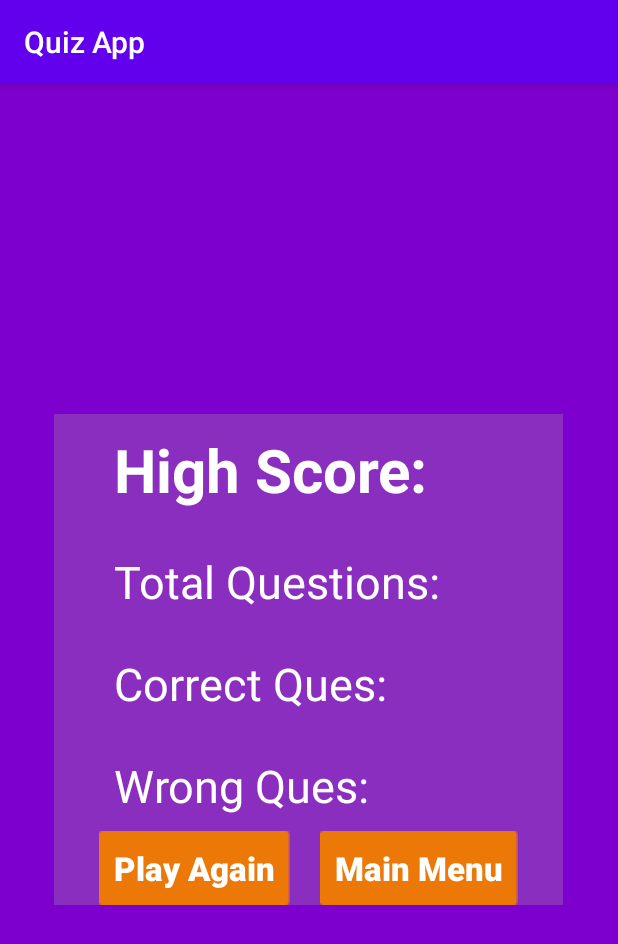
After one commit to temmy222/QuizApp, an Android app: the ResultActivity screen opened directly, with no data from a screen before it, on a phone screen of 412 x 824 dp. The commit adds this screen. Shown: the top 944 px of the screen. Run offline under Robolectric (Android 15) with nearby library versions, the phone set to English and light mode, and no system bars.

Commit message:
Create new activities

```diff
--- a/app/src/main/AndroidManifest.xml
+++ b/app/src/main/AndroidManifest.xml
@@ -9,6 +9,9 @@
         android:roundIcon="@mipmap/ic_launcher_round"
         android:supportsRtl="true"
         android:theme="@style/AppTheme">
+        <activity android:name=".SplashScreen"></activity>
+        <activity android:name=".PlayActivity" />
+        <activity android:name=".ResultActivity" />
         <activity android:name=".QuizActivity">
             <intent-filter>
                 <action android:name="android.intent.action.MAIN" />
--- /dev/null
+++ b/app/src/main/java/com/example/quizapp/PlayActivity.java
@@ -0,0 +1,14 @@
+package com.example.quizapp;
+
+import androidx.appcompat.app.AppCompatActivity;
+
+import android.os.Bundle;
+
+public class PlayActivity extends AppCompatActivity {
+
+    @Override
+    protected void onCreate(Bundle savedInstanceState) {
+        super.onCreate(savedInstanceState);
+        setContentView(R.layout.activity_play);
+    }
+}
--- a/app/src/main/java/com/example/quizapp/QuizActivity.java
+++ b/app/src/main/java/com/example/quizapp/QuizActivity.java
@@ -422,7 +422,9 @@ public class QuizActivity extends AppCompatActivity {
         int minutes = (int) (timeLeftInMillis/1000) / 60;
         int seconds = (int) (timeLeftInMillis/1000) % 60;
 
-        String timeFormatted = String.format(Locale.getDefault(),"&02d:%02d", minutes, seconds);
+       // String timeFormatted = String.format(Locale.getDefault(),"02d:%02d", minutes, seconds);
+
+        String timeFormatted = String.format(Locale.getDefault(),"%02d:%02d", minutes, seconds);
         textViewCountDown.setText(timeFormatted);
 
         if (timeLeftInMillis < 10000){
@@ -514,6 +516,8 @@ public class QuizActivity extends AppCompatActivity {
                 @Override
                 public void run() {
 
+                    // Result Activity
+
                     finalScoreDialog.finalScoreDialog(correctAns, wrongAns, totalSizeofQuiz);
 
                 }
--- /dev/null
+++ b/app/src/main/java/com/example/quizapp/ResultActivity.java
@@ -0,0 +1,32 @@
+package com.example.quizapp;
+
+import androidx.appcompat.app.AppCompatActivity;
+
+import android.os.Bundle;
+import android.widget.Button;
+import android.widget.TextView;
+
+public class ResultActivity extends AppCompatActivity {
+
+    TextView txtHighScore;
+    TextView txtTotalQuestion, txtCorrectQuestion, txtWrongQuestion;
+
+    Button btStartQuiz;
+    Button btMainMenu;
+
+
+    @Override
+    protected void onCreate(Bundle savedInstanceState) {
+        super.onCreate(savedInstanceState);
+        setContentView(R.layout.activity_result);
+
+        btMainMenu = findViewById(R.id.result_bt_mainmenu);
+        btStartQuiz = findViewById(R.id.result_bt_playAgain);
+        txtHighScore = findViewById(R.id.result_text_High_Score);
+        txtTotalQuestion = findViewById(R.id.result_total_Ques);
+        txtCorrectQuestion = findViewById(R.id.result_Correct_Ques);
+        txtWrongQuestion = findViewById(R.id.result_Wrong_Ques);
+
+
+    }
+}
--- /dev/null
+++ b/app/src/main/java/com/example/quizapp/SplashScreen.java
@@ -0,0 +1,14 @@
+package com.example.quizapp;
+
+import androidx.appcompat.app.AppCompatActivity;
+
+import android.os.Bundle;
+
+public class SplashScreen extends AppCompatActivity {
+
+    @Override
+    protected void onCreate(Bundle savedInstanceState) {
+        super.onCreate(savedInstanceState);
+        setContentView(R.layout.activity_splash_screen);
+    }
+}
--- /dev/null
+++ b/app/src/main/res/layout/activity_play.xml
@@ -0,0 +1,9 @@
+<?xml version="1.0" encoding="utf-8"?>
+<androidx.constraintlayout.widget.ConstraintLayout xmlns:android="http://schemas.android.com/apk/res/android"
+    xmlns:app="http://schemas.android.com/apk/res-auto"
+    xmlns:tools="http://schemas.android.com/tools"
+    android:layout_width="match_parent"
+    android:layout_height="match_parent"
+    tools:context=".PlayActivity">
+
+</androidx.constraintlayout.widget.ConstraintLayout>
--- /dev/null
+++ b/app/src/main/res/layout/activity_result.xml
@@ -0,0 +1,110 @@
+<?xml version="1.0" encoding="utf-8"?>
+<LinearLayout
+    xmlns:android="http://schemas.android.com/apk/res/android"
+    xmlns:tools="http://schemas.android.com/tools"
+    android:layout_width="match_parent"
+    android:layout_height="match_parent"
+    android:gravity="center"
+    android:background="@drawable/main_bakcground"
+    tools:context=".ResultActivity">
+
+    <LinearLayout
+        android:layout_width="wrap_content"
+        android:orientation="vertical"
+        android:paddingEnd="30dp"
+        android:paddingStart="30dp"
+        android:background="#892EBE"
+        android:layout_height="wrap_content">
+
+        <TextView
+            android:id="@+id/result_text_High_Score"
+            android:text="High Score: "
+            android:textSize="40sp"
+            android:textColor="#FFFFFF"
+            android:textStyle="bold"
+            android:textAlignment="textStart"
+            android:layout_width="match_parent"
+            android:layout_marginBottom="7dp"
+            android:padding="10dp"
+            android:layout_height="wrap_content"
+            android:gravity="start" />
+
+
+        <TextView
+            android:id="@+id/result_total_Ques"
+            android:text="Total Questions: "
+            android:textSize="30sp"
+            android:textColor="#FFFFFF"
+            android:textAlignment="textStart"
+            android:layout_width="match_parent"
+            android:layout_marginBottom="7dp"
+            android:padding="10dp"
+            android:layout_height="wrap_content"
+            android:gravity="start" />
+        <TextView
+            android:id="@+id/result_Correct_Ques"
+            android:text="Correct Ques: "
+            android:textSize="30sp"
+            android:textColor="#FFFFFF"
+            android:textAlignment="textStart"
+            android:layout_width="match_parent"
+            android:layout_marginBottom="7dp"
+            android:padding="10dp"
+            android:layout_height="wrap_content"
+            android:gravity="start" />
+        <TextView
+            android:id="@+id/result_Wrong_Ques"
+            android:text="Wrong Ques: "
+            android:textSize="30sp"
+            android:textColor="#FFFFFF"
+            android:textAlignment="textStart"
+            android:layout_width="match_parent"
+            android:padding="10dp"
+            android:layout_height="wrap_content"
+            android:gravity="start" />
+
+
+        <LinearLayout
+            android:orientation="horizontal"
+            android:layout_width="wrap_content"
+            android:weightSum="2"
+            android:layout_height="wrap_content">
+            <Button
+                android:id="@+id/result_bt_playAgain"
+                android:text="Play Again"
+                android:textAlignment="center"
+                android:textAllCaps="false"
+                android:textStyle="bold"
+                android:layout_weight="1"
+                android:textColor="#FFFFFF"
+                android:textSize="22sp"
+                android:layout_marginEnd="10dp"
+                android:padding="10dp"
+                android:background="@drawable/play_button_bg"
+                android:layout_width="wrap_content"
+                android:layout_height="wrap_content"
+                android:layout_marginRight="10dp"
+                android:gravity="center_horizontal" />
+
+            <Button
+                android:id="@+id/result_bt_mainmenu"
+                android:text="Main Menu"
+                android:textAlignment="center"
+                android:textAllCaps="false"
+                android:textStyle="bold"
+                android:layout_weight="1"
+                android:textColor="#FFFFFF"
+                android:layout_marginStart="10dp"
+                android:textSize="22sp"
+                android:padding="10dp"
+                android:background="@drawable/play_button_bg"
+                android:layout_width="wrap_content"
+                android:layout_height="wrap_content"
+                android:layout_marginLeft="10dp"
+                android:gravity="center_horizontal" />
+        </LinearLayout>
+
+    </LinearLayout>
+
+
+</LinearLayout>
--- /dev/null
+++ b/app/src/main/res/layout/activity_splash_screen.xml
@@ -0,0 +1,9 @@
+<?xml version="1.0" encoding="utf-8"?>
+<androidx.constraintlayout.widget.ConstraintLayout xmlns:android="http://schemas.android.com/apk/res/android"
+    xmlns:app="http://schemas.android.com/apk/res-auto"
+    xmlns:tools="http://schemas.android.com/tools"
+    android:layout_width="match_parent"
+    android:layout_height="match_parent"
+    tools:context=".SplashScreen">
+
+</androidx.constraintlayout.widget.ConstraintLayout>
```
Also changed, not shown: app/src/main/res/drawable/main_bakcground.png (added), app/src/main/res/drawable/play_button_bg.png (added).
